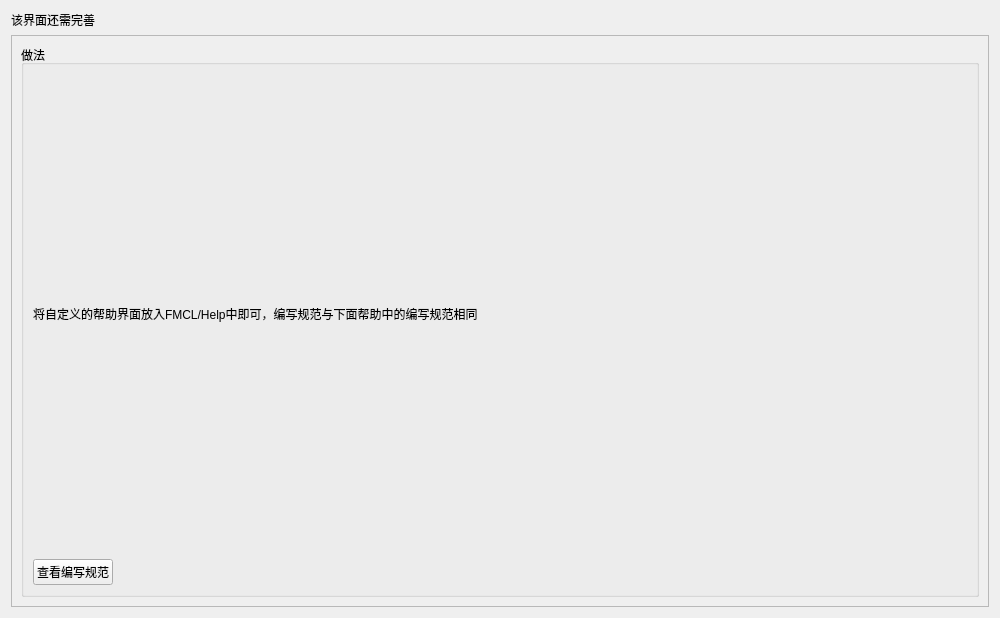
Above: Ui/AllHelp/CustomHelp.ui from 1604042736/FMCL before the change. Below: the same form after it.
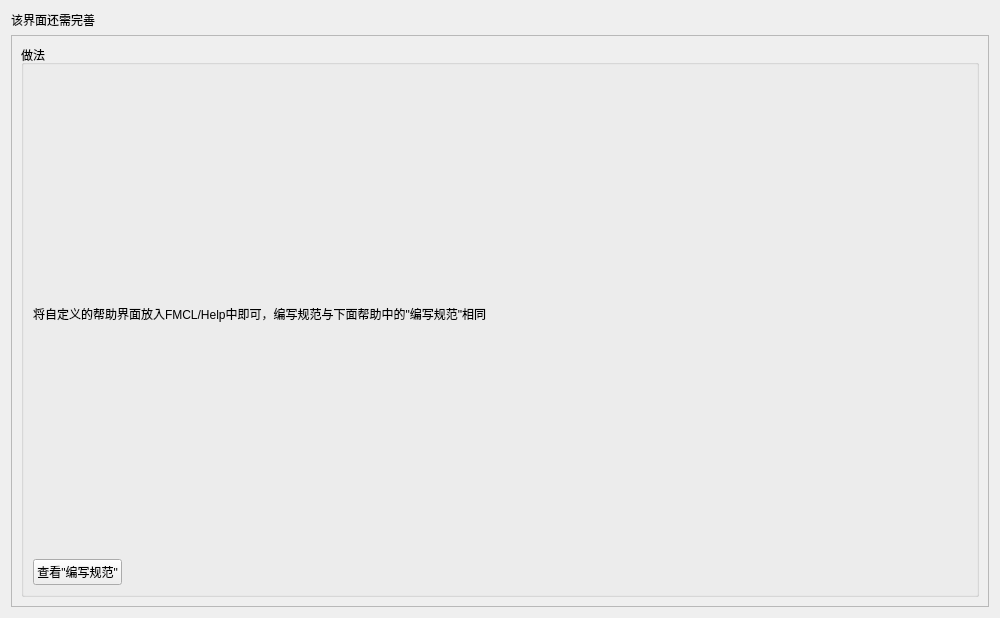
That is the form after the change.

What changed in the file:
```diff
--- a/Ui/AllHelp/CustomHelp.ui
+++ b/Ui/AllHelp/CustomHelp.ui
@@ -48,7 +48,7 @@
           <item row="1" column="0">
            <widget class="QPushButton" name="pb_lookup">
             <property name="text">
-             <string>查看编写规范</string>
+             <string>查看&quot;编写规范&quot;</string>
             </property>
            </widget>
           </item>
@@ -68,7 +68,7 @@
           <item row="0" column="0" colspan="2">
            <widget class="QLabel" name="label">
             <property name="text">
-             <string>将自定义的帮助界面放入FMCL/Help中即可，编写规范与下面帮助中的编写规范相同</string>
+             <string>将自定义的帮助界面放入FMCL/Help中即可，编写规范与下面帮助中的&quot;编写规范&quot;相同</string>
             </property>
             <property name="wordWrap">
              <bool>true</bool>
```
